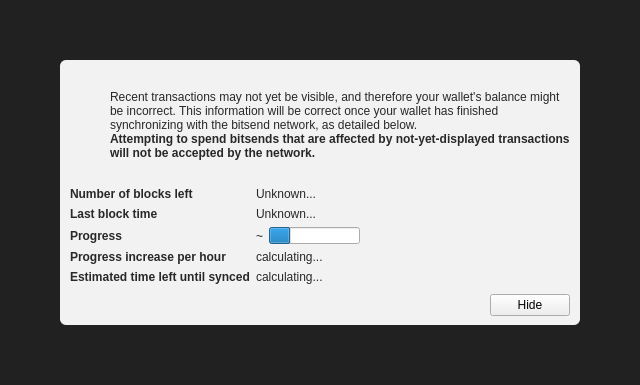
This is src/qt/forms/modaloverlay.ui in LIMXTEC/BitSend as Qt 5 draws it before an edit. The edited form follows.
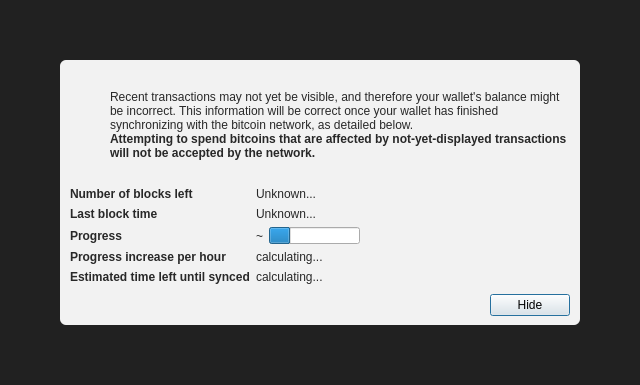
This is the edited form. Icons and pictures are not drawn. Custom widgets are drawn as their Qt base class.

Diff of the .ui file:
```diff
--- a/src/qt/forms/modaloverlay.ui
+++ b/src/qt/forms/modaloverlay.ui
@@ -130,7 +130,7 @@
              <item>
               <widget class="QLabel" name="infoText">
                <property name="text">
-                <string>Recent transactions may not yet be visible, and therefore your wallet's balance might be incorrect. This information will be correct once your wallet has finished synchronizing with the bitsend network, as detailed below.</string>
+                <string>Recent transactions may not yet be visible, and therefore your wallet's balance might be incorrect. This information will be correct once your wallet has finished synchronizing with the bitcoin network, as detailed below.</string>
                </property>
                <property name="textFormat">
                 <enum>Qt::RichText</enum>
@@ -149,7 +149,7 @@
                 </font>
                </property>
                <property name="text">
-                <string>Attempting to spend bitsends that are affected by not-yet-displayed transactions will not be accepted by the network.</string>
+                <string>Attempting to spend bitcoins that are affected by not-yet-displayed transactions will not be accepted by the network.</string>
                </property>
                <property name="textFormat">
                 <enum>Qt::RichText</enum>
@@ -351,6 +351,12 @@
              <property name="text">
               <string>Hide</string>
              </property>
+             <property name="focusPolicy">
+              <enum>Qt::StrongFocus</enum>
+             </property>
+             <property name="default">
+              <bool>true</bool>
+             </property>
             </widget>
            </item>
           </layout>
```
Left out of the diff: 2 changed lines with no effect on the pictures.
